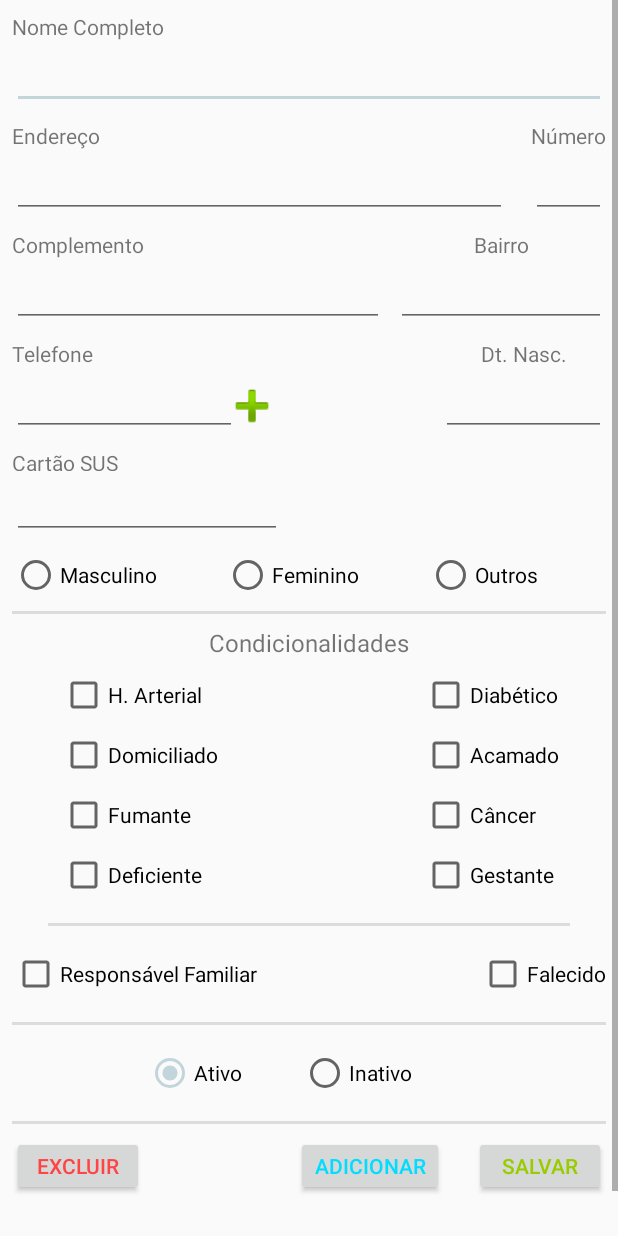
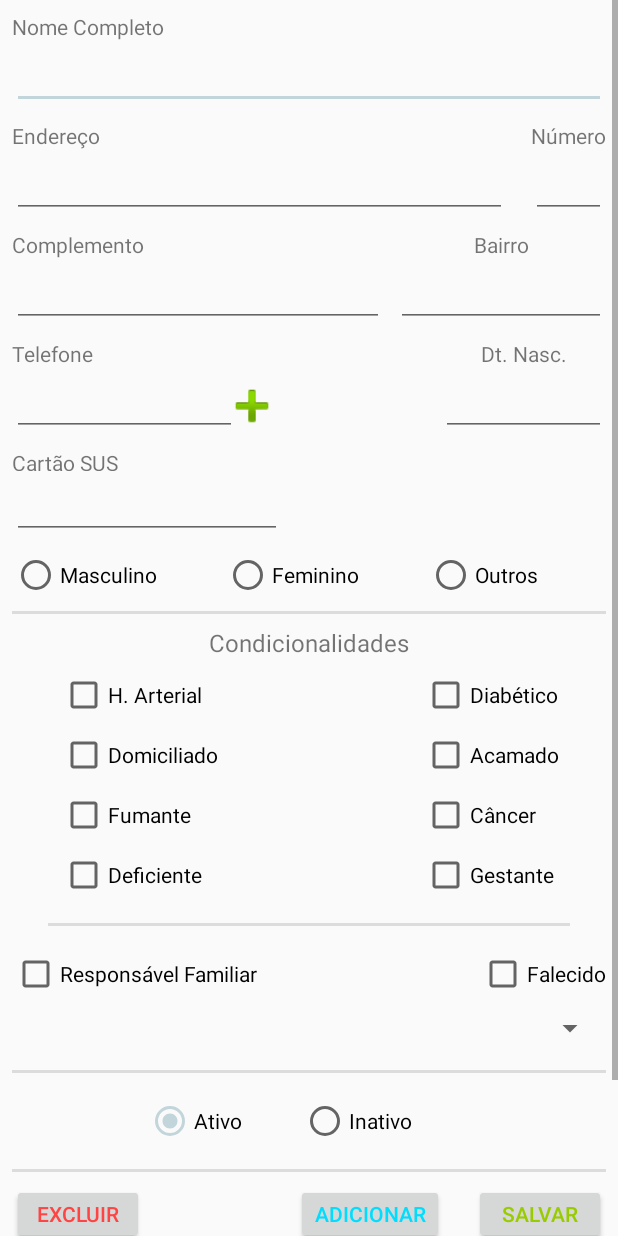
Before and after one commit to claudioeckert/ACS, an Android app: the layout activity_cadastrar_editar_pessoas.xml on its own in the app's theme, with its tools: preview values and no code run, on a phone screen of 412 x 824 dp. Run offline under Robolectric (Android 15) with nearby library versions, the phone set to English and light mode, and no system bars.

Commit message:
Acertar tela geral

```diff
--- a/ACS/app/src/main/res/layout/activity_cadastrar_editar_pessoas.xml
+++ b/ACS/app/src/main/res/layout/activity_cadastrar_editar_pessoas.xml
@@ -347,6 +347,15 @@
                     app:layout_constraintEnd_toEndOf="@+id/rdgSexo"
                     app:layout_constraintTop_toTopOf="@+id/cbResponsavel" />
 
+                <Spinner
+                    android:id="@+id/spResponsavelFamiliar"
+                    android:layout_width="0dp"
+                    android:layout_height="wrap_content"
+                    android:layout_marginTop="8dp"
+                    app:layout_constraintEnd_toEndOf="@+id/cbFalecido"
+                    app:layout_constraintStart_toStartOf="@+id/cbResponsavel"
+                    app:layout_constraintTop_toBottomOf="@+id/cbResponsavel" />
+
                 <View
                     android:id="@+id/divider4"
                     android:layout_width="0dp"
@@ -355,7 +364,7 @@
                     android:background="?android:attr/listDivider"
                     app:layout_constraintEnd_toEndOf="@+id/divider"
                     app:layout_constraintStart_toStartOf="@+id/divider"
-                    app:layout_constraintTop_toBottomOf="@+id/cbResponsavel" />
+                    app:layout_constraintTop_toBottomOf="@+id/spResponsavelFamiliar" />
 
                 <RadioGroup
                     android:id="@+id/rdgAtivoInativo"
@@ -435,6 +444,18 @@
                     android:layout_marginTop="8dp"
                     app:layout_constraintEnd_toEndOf="@+id/btnSalvar"
                     app:layout_constraintStart_toStartOf="@+id/btnExcluir"
+                    app:layout_constraintTop_toBottomOf="@+id/button" />
+
+                <Button
+                    android:id="@+id/button"
+                    android:layout_width="179dp"
+                    android:layout_height="56dp"
+                    android:layout_marginEnd="8dp"
+                    android:layout_marginStart="8dp"
+                    android:onClick="abrirActivityGeral"
+                    android:text="Teste Abrir Geral"
+                    app:layout_constraintEnd_toEndOf="@+id/btnSalvar"
+                    app:layout_constraintStart_toStartOf="@+id/btnExcluir"
                     app:layout_constraintTop_toBottomOf="@+id/btnExcluir" />
 
             </android.support.constraint.ConstraintLayout>
--- a/ACS/app/src/main/res/layout/activity_geral.xml
+++ b/ACS/app/src/main/res/layout/activity_geral.xml
@@ -7,7 +7,7 @@
     tools:context=".Geral">
 
     <ListView
-        android:id="@+id/lvGeral"
+        android:id="@+id/lvResponsavelFamiliar"
         android:layout_width="0dp"
         android:layout_height="0dp"
         android:layout_marginBottom="8dp"
--- a/ACS/app/src/main/res/layout/activity_login.xml
+++ b/ACS/app/src/main/res/layout/activity_login.xml
@@ -22,11 +22,12 @@
         android:layout_height="wrap_content"
         android:layout_marginEnd="8dp"
         android:layout_marginStart="8dp"
+        android:layout_marginTop="16dp"
         android:text="@string/lbl_Login"
         android:textColor="@android:color/background_light"
         app:layout_constraintEnd_toEndOf="@+id/imageView6"
         app:layout_constraintStart_toStartOf="@+id/imageView6"
-        tools:layout_editor_absoluteY="215dp" />
+        app:layout_constraintTop_toBottomOf="@+id/imageView6" />
 
     <EditText
         android:id="@+id/edtLogin"
@@ -70,7 +71,9 @@
         android:id="@+id/btnEntrar"
         android:layout_width="0dp"
         android:layout_height="40dp"
+        android:layout_marginEnd="1dp"
         android:layout_marginTop="24dp"
+        android:onClick="abrirActivityCadastrarEditarPessoas"
         android:text="@string/btn_Entrar"
         android:textSize="16dp"
         app:layout_constraintEnd_toEndOf="@+id/edtSenha"
--- a/ACS/app/src/main/res/layout/lista_geral.xml
+++ b/ACS/app/src/main/res/layout/lista_geral.xml
@@ -7,7 +7,7 @@
     android:layout_height="match_parent">
 
     <TextView
-        android:id="@+id/txtNumeroFamilia"
+        android:id="@+id/txtIdFamilia"
         android:layout_width="30dp"
         android:layout_height="wrap_content"
         android:layout_marginStart="8dp"
@@ -16,14 +16,14 @@
         app:layout_constraintTop_toTopOf="parent" />
 
     <TextView
-        android:id="@+id/txtNomeChefeFamilia"
+        android:id="@+id/txtNomeResponsavelFamilia"
         android:layout_width="0dp"
         android:layout_height="wrap_content"
         android:layout_marginEnd="8dp"
         android:layout_marginStart="8dp"
         android:layout_marginTop="8dp"
         app:layout_constraintEnd_toStartOf="@+id/txtCartaoSus"
-        app:layout_constraintStart_toEndOf="@+id/txtNumeroFamilia"
+        app:layout_constraintStart_toEndOf="@+id/txtIdFamilia"
         app:layout_constraintTop_toTopOf="parent" />
 
     <TextView
--- a/ACS/app/src/main/res/values/strings.xml
+++ b/ACS/app/src/main/res/values/strings.xml
@@ -1,6 +1,7 @@
 <resources>
     <string name="app_name">ACS</string>
     <string name="title_activity_geral">Geral</string>
+    <string name="title_activity_cadastrar_editar_pessoas">CadastrarEditarPessoas</string>
     <string name="title_activity_login">Login</string>
     <string name="lbl_nome">Nome Completo</string>
     <string name="lbl_endereco">Endereço</string>
```
Also changed, not shown: ACS/app/src/main/AndroidManifest.xml (+5 -5 lines), ACS/app/src/main/java/eckert/claudio/acs/BDSqliteHelper.java (+6 -3 lines), ACS/app/src/main/java/eckert/claudio/acs/CadastrarEditarPessoas.java (+30 -15 lines), ACS/app/src/main/java/eckert/claudio/acs/Geral.java (+46 -2 lines), ACS/app/src/main/java/eckert/claudio/acs/Login.java (+10 -0 lines), ACS/app/src/main/java/eckert/claudio/acs/Pessoa.java (+16 -2 lines).
